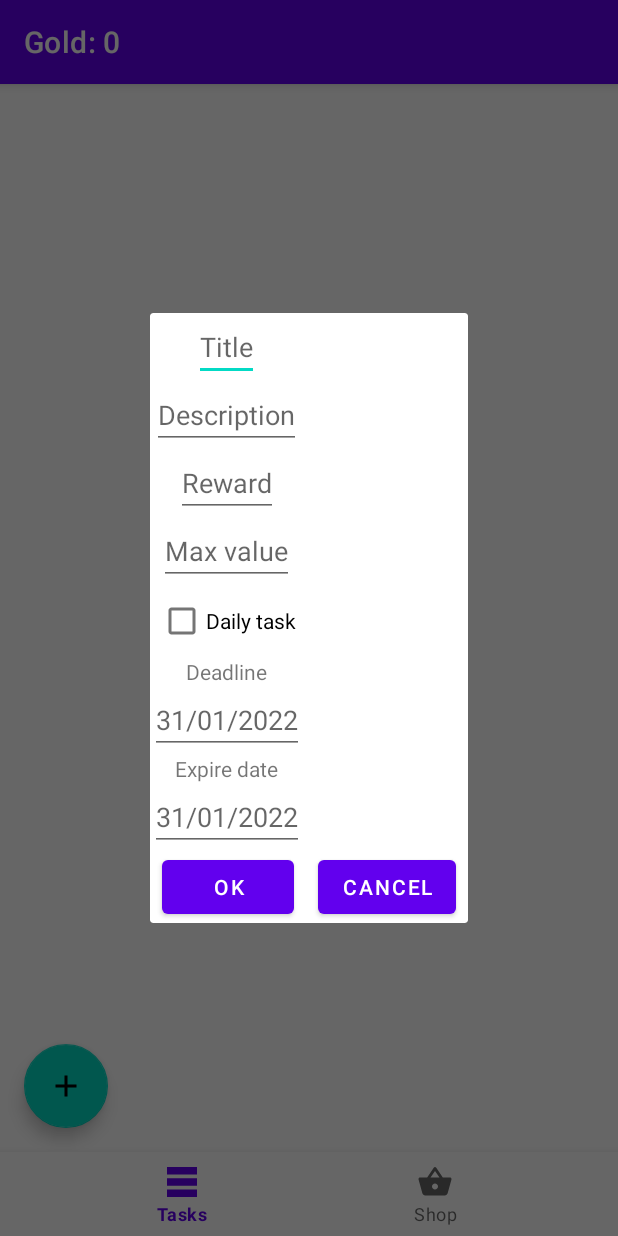
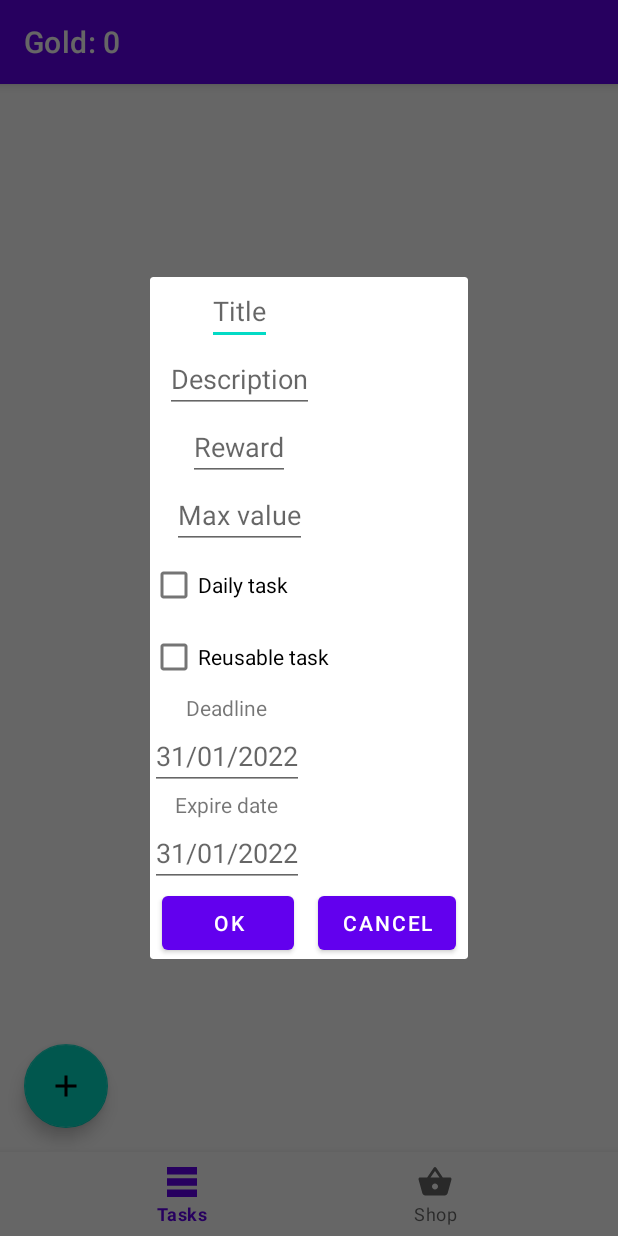
Before and after one commit to qoiu/Daily_Task_Motivator, an Android app: the screen it shows after launch (MainActivity), after a tap on "add", on a phone screen of 412 x 824 dp. Run offline under Robolectric (Android 15) with nearby library versions, the phone set to English and light mode, and no system bars; libraries missing offline, so code that uses them is left out: io.realm, io.realm.annotations; 4 statements that could not run were skipped.

Commit message:
add reusable

```diff
--- a/app/src/main/java/com/qoiu/dailytaskmotivator/domain/TaskInteractor.kt
+++ b/app/src/main/java/com/qoiu/dailytaskmotivator/domain/TaskInteractor.kt
@@ -33,7 +33,7 @@ interface TaskInteractor {
         }
 
         override suspend fun removeTask(task: TaskDb) {
-            if (!task.dailyTask) {
+            if (!task.dailyTask && !task.reusable) {
                 repository.remove(task)
             } else {
                 task.expiredAt = TaskCalendar().today().time
--- a/app/src/main/java/com/qoiu/dailytaskmotivator/presentation/task/NewTaskDialog.kt
+++ b/app/src/main/java/com/qoiu/dailytaskmotivator/presentation/task/NewTaskDialog.kt
@@ -31,6 +31,7 @@ class NewTaskDialog(
     private lateinit var calendarView: CalendarView
     private lateinit var datesView: LinearLayout
     private lateinit var dailyTaskView: CheckBox
+    private lateinit var reusableTaskView: CheckBox
     private lateinit var titleView: EditText
     private lateinit var descriptionView: EditText
     private lateinit var rewardView: EditText
@@ -88,6 +89,7 @@ class NewTaskDialog(
         deadlineView = view.findViewById(R.id.edit_deadline)
         expireView = view.findViewById(R.id.edit_expire)
         dailyTaskView = view.findViewById(R.id.edit_daily)
+        reusableTaskView = view.findViewById(R.id.edit_reusable)
         calendarView = view.findViewById(R.id.calendarView)
         setActions(view)
         fillView()
@@ -101,6 +103,7 @@ class NewTaskDialog(
         if (task.progressMax > 0)
             progressView.setText(task.progressMax.toString())
         dailyTaskView.isChecked = task.dailyTask
+        reusableTaskView.isChecked = task.reusable
         if (task.deadline > 0)
             deadlineView.setText(TaskCalendar().formatDate(task.deadline))
         if (task.expiredAt > 0)
@@ -154,7 +157,8 @@ class NewTaskDialog(
             deadline,
             progress,
             0,
-            dailyTaskView.isChecked
+            dailyTaskView.isChecked,
+            reusableTaskView.isChecked
         )
     }
 
--- a/app/src/main/java/com/qoiu/dailytaskmotivator/presentation/task/TaskAdapter.kt
+++ b/app/src/main/java/com/qoiu/dailytaskmotivator/presentation/task/TaskAdapter.kt
@@ -70,7 +70,7 @@ class TaskAdapter(
                 }
             }
             itemView.findViewById<TextView>(R.id.task_expired).apply {
-                if (task.expiredAt == 0L || task.dailyTask) {
+                if (task.expiredAt == 0L || task.dailyTask || task.reusable) {
                     visibility = View.GONE
                 } else {
                     visibility = View.VISIBLE
@@ -80,7 +80,7 @@ class TaskAdapter(
                 }
             }
             itemView.findViewById<TextView>(R.id.task_deadline).apply {
-                if (task.deadline == 0L || task.dailyTask) {
+                if (task.deadline == 0L || task.dailyTask || task.reusable) {
                     visibility = View.GONE
                 } else {
                     visibility = View.VISIBLE
--- a/app/src/main/res/layout/task_new.xml
+++ b/app/src/main/res/layout/task_new.xml
@@ -20,7 +20,7 @@
                 style="@style/CenteredView"
                 android:layout_width="wrap_content"
                 android:layout_height="wrap_content"
-                android:hint="Title" />
+                android:hint="@string/title" />
 
 
             <EditText
@@ -28,14 +28,14 @@
                 style="@style/CenteredView"
                 android:layout_width="wrap_content"
                 android:layout_height="wrap_content"
-                android:hint="Description" />
+                android:hint="@string/description" />
 
             <EditText
                 android:id="@+id/edit_reward"
                 style="@style/CenteredView"
                 android:layout_width="wrap_content"
                 android:layout_height="wrap_content"
-                android:hint="Reward"
+                android:hint="@string/reward"
                 android:inputType="number" />
 
             <EditText
@@ -43,15 +43,22 @@
                 style="@style/CenteredView"
                 android:layout_width="wrap_content"
                 android:layout_height="wrap_content"
-                android:hint="Max value"
+                android:hint="@string/max_value"
                 android:inputType="number" />
 
             <CheckBox
                 android:id="@+id/edit_daily"
-                style="@style/CenteredView"
+                style="@style/RowLeft"
                 android:layout_width="wrap_content"
                 android:layout_height="wrap_content"
-                android:text="Daily task" />
+                android:text="@string/daily_task" />
+
+            <CheckBox
+                android:id="@+id/edit_reusable"
+                style="@style/RowLeft"
+                android:layout_width="wrap_content"
+                android:layout_height="wrap_content"
+                android:text="@string/reusable_task" />
 
             <LinearLayout
                 android:id="@+id/edit_dates"
@@ -63,28 +70,28 @@
                     style="@style/CenteredView"
                     android:layout_width="wrap_content"
                     android:layout_height="wrap_content"
-                    android:text="Deadline" />
+                    android:text="@string/deadline" />
 
                 <EditText
                     android:id="@+id/edit_deadline"
                     style="@style/CenteredView"
                     android:layout_width="wrap_content"
                     android:layout_height="wrap_content"
-                    android:hint="31/01/2022"
+                    android:hint="@string/default_date"
                     android:inputType="date" />
 
                 <TextView
                     style="@style/CenteredView"
                     android:layout_width="wrap_content"
                     android:layout_height="wrap_content"
-                    android:text="Expire date" />
+                    android:text="@string/expire_date" />
 
                 <EditText
                     android:id="@+id/edit_expire"
                     style="@style/CenteredView"
                     android:layout_width="wrap_content"
                     android:layout_height="wrap_content"
-                    android:hint="31/01/2022"
+                    android:hint="@string/default_date"
                     android:inputType="date" />
             </LinearLayout>
 
@@ -108,7 +115,7 @@
             android:layout_height="wrap_content"
             android:layout_gravity="center|bottom"
             android:layout_marginHorizontal="8dp"
-            android:text="OK" />
+            android:text="@string/ok" />
 
         <Button
             android:id="@+id/edit_cancel"
@@ -116,7 +123,7 @@
             android:layout_height="wrap_content"
             android:layout_gravity="center|bottom"
             android:layout_marginHorizontal="8dp"
-            android:text="Cancel" />
+            android:text="@string/cancel" />
 
     </LinearLayout>
 
--- a/app/src/main/res/values/strings.xml
+++ b/app/src/main/res/values/strings.xml
@@ -18,4 +18,13 @@
     <string name="error_expired">Incorrect expired date</string>
     <string name="error_deadline">Incorrect deadline date</string>
     <string name="error_strange">strange error</string>
+    <string name="title">Title</string>
+    <string name="description">Description</string>
+    <string name="max_value">Max value</string>
+    <string name="daily_task">Daily task</string>
+    <string name="reusable_task">Reusable task</string>
+    <string name="default_date">31/01/2022</string>
+    <string name="expire_date">Expire date</string>
+    <string name="ok">OK</string>
+    <string name="cancel">Cancel</string>
 </resources>
```
